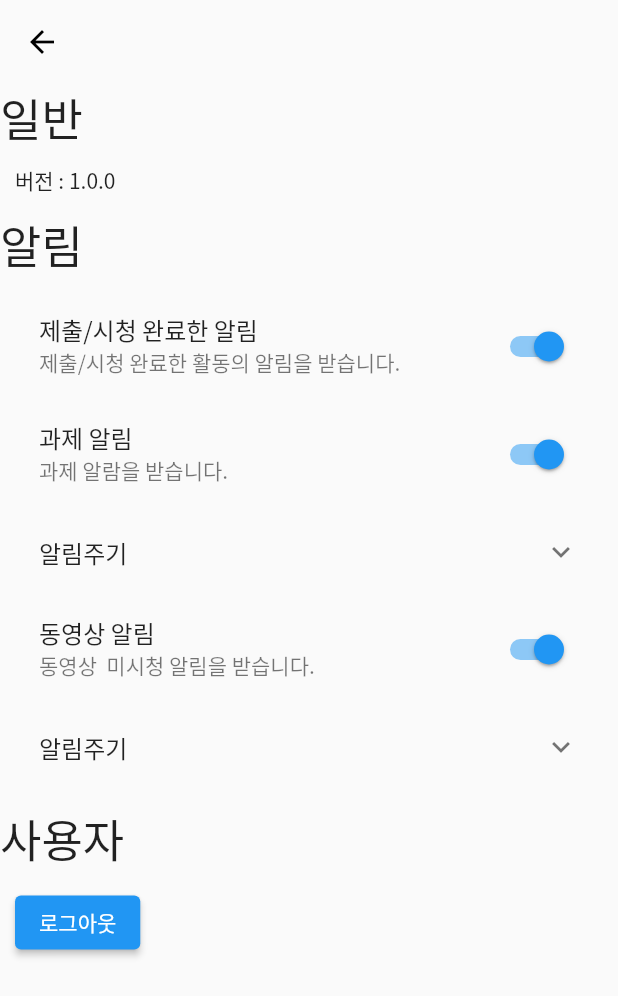
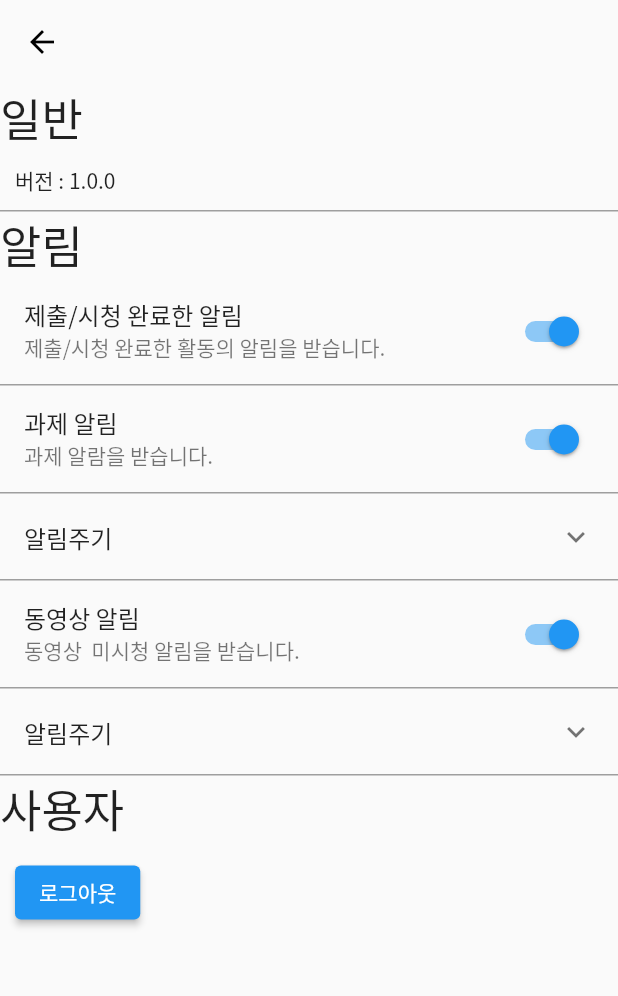
Before and after one commit to ByteAurora/LMS-Reminder, a Flutter app: the PageSetting screen opened by its route, on a phone screen of 412 x 824 dp. Shown: the top 996 px of the screen. Run offline on Flutter 3.47's test engine with Material 2 defaults, Android fonts, the phone set to English and light mode, and no system bars; our stand-ins replace awesome_dialog, awesome_notifications, dio, flutter_html, introduction_screen, open_file and 2 more; missing offline and left inert: workmanager; accounts and stored records are empty.

Commit message:
환경설정 구분선 추가

```diff
--- a/lib/widget/page_setting.dart
+++ b/lib/widget/page_setting.dart
@@ -1,4 +1,5 @@
 
+import 'package:awesome_notifications/awesome_notifications.dart';
 import 'package:flutter/foundation.dart';
 import 'package:flutter/material.dart';
 import 'package:lms_reminder/sharedpreference_key.dart';
@@ -64,10 +65,16 @@ class _PageSettingState extends State<PageSetting> {
           Padding(
             padding:EdgeInsets.all(10),
             child: Text("버전 : "+version!),
+          ), Divider(
+            height: 0,
+            thickness: 1,
+            indent: 0,
+            endIndent: 0,
+            color: Colors.grey,
           ),
           Text("알림",style: TextStyle(fontSize: 30)),
           Padding(
-            padding:EdgeInsets.all(10),
+            padding:EdgeInsets.all(0),
             child: Column(
               children: <Widget>[
                 SwitchListTile(
@@ -81,6 +88,12 @@ class _PageSettingState extends State<PageSetting> {
                         NotifyFinishedActivities=prefs.getBool(keyNotifyFinishedActivities)!;
                       });
                     }
+                ), Divider(
+                  height: 0,
+                  thickness: 1,
+                  indent: 0,
+                  endIndent: 0,
+                  color: Colors.grey,
                 ),
                 SwitchListTile(
                     title: Text("과제 알림"),
@@ -103,6 +116,12 @@ class _PageSettingState extends State<PageSetting> {
                         }
                       });
                     }
+                ), Divider(
+                  height: 0,
+                  thickness: 1,
+                  indent: 0,
+                  endIndent: 0,
+                  color: Colors.grey,
                 ),
                 ExpansionTile(
                   title:Text("알림주기"),
@@ -160,6 +179,12 @@ class _PageSettingState extends State<PageSetting> {
                         }
                     ),
                   ],
+                ), Divider(
+                  height: 0,
+                  thickness: 1,
+                  indent: 0,
+                  endIndent: 0,
+                  color: Colors.grey,
                 ),
 
                 SwitchListTile(
@@ -183,6 +208,12 @@ class _PageSettingState extends State<PageSetting> {
                         }
                       });
                     }
+                ), Divider(
+                  height: 0,
+                  thickness: 1,
+                  indent: 0,
+                  endIndent: 0,
+                  color: Colors.grey,
                 ),
                 ExpansionTile(
                   title: Text("알림주기"),
@@ -243,6 +274,12 @@ class _PageSettingState extends State<PageSetting> {
                 ),
               ],
             ),
+          ),Divider(
+            height: 0,
+            thickness: 1,
+            indent: 0,
+            endIndent: 0,
+            color: Colors.grey,
           ),
 
           Text("사용자",style: TextStyle(fontSize: 30)),
@@ -254,9 +291,11 @@ class _PageSettingState extends State<PageSetting> {
                   child: Text("로그아웃"),
                   onPressed: () async {
                     final prefs = await SharedPreferences.getInstance();
-                    prefs.remove(keyUserId);
-                    prefs.remove(keyUserPw);
-                    Navigator.pushNamedAndRemoveUntil(context, '/login', (Route<dynamic> route) => false);
+                    setState((){
+                      prefs.remove(keyUserId);
+                      prefs.remove(keyUserPw);
+                    });
+                    Navigator.pushNamedAndRemoveUntil(context, '/login', (route) => false);
                   },
                 ),
               ],
```
